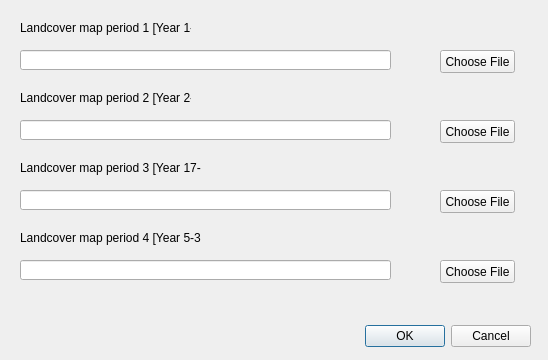
Qt form uis/qtdesigners/input_lancover_maps.ui (uttu90/stella) before a commit.
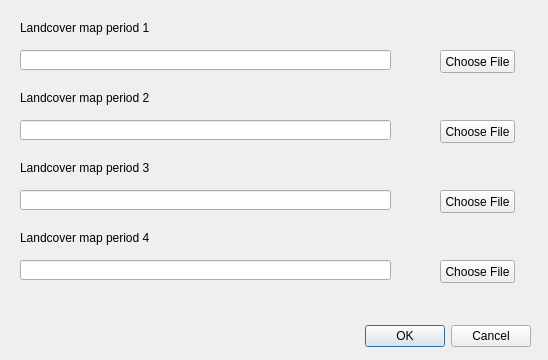
The same form after that commit.

Diff of the .ui file:
```diff
--- a/uis/qtdesigners/input_lancover_maps.ui
+++ b/uis/qtdesigners/input_lancover_maps.ui
@@ -39,7 +39,7 @@
     </rect>
    </property>
    <property name="text">
-    <string>Landcover map period 1 [Year 1-8]</string>
+    <string>Landcover map period 1</string>
    </property>
   </widget>
   <widget class="QLabel" name="label_2">
@@ -52,7 +52,7 @@
     </rect>
    </property>
    <property name="text">
-    <string>Landcover map period 2 [Year 2-16]</string>
+    <string>Landcover map period 2</string>
    </property>
   </widget>
   <widget class="QLabel" name="label_3">
@@ -65,7 +65,7 @@
     </rect>
    </property>
    <property name="text">
-    <string>Landcover map period 3 [Year 17-24]</string>
+    <string>Landcover map period 3</string>
    </property>
   </widget>
   <widget class="QLabel" name="label_4">
@@ -78,7 +78,7 @@
     </rect>
    </property>
    <property name="text">
-    <string>Landcover map period 4 [Year 5-32]</string>
+    <string>Landcover map period 4</string>
    </property>
   </widget>
   <widget class="QLineEdit" name="landcoverMap_1">
```
